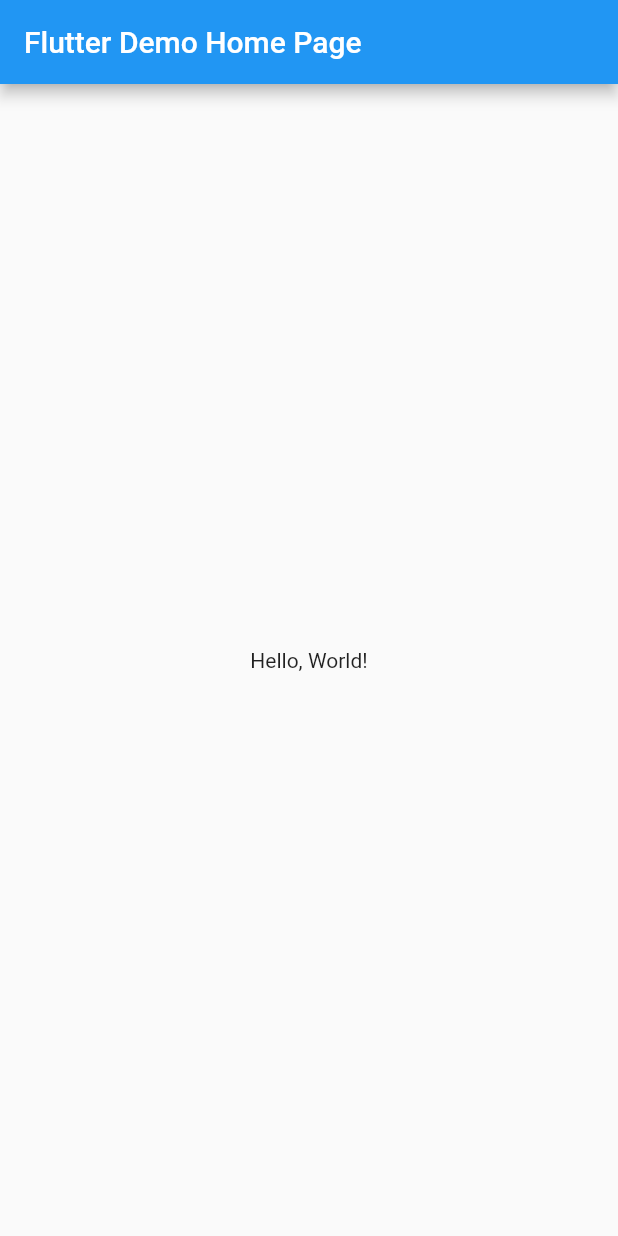
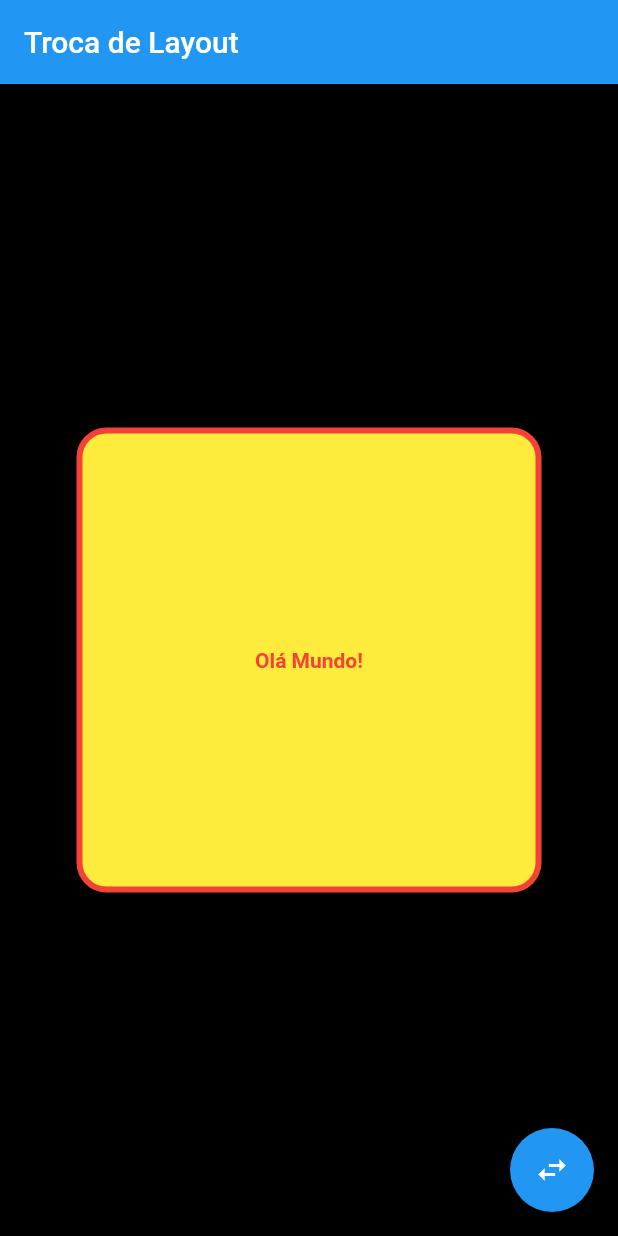
Before and after one commit to jinkijack/flutter-trocaLayout, a Flutter app: the screen it shows after launch, on a phone screen of 412 x 824 dp. Run offline on Flutter 3.47's test engine with Material 2 defaults, Android fonts, the phone set to English and light mode, and no system bars.

Commit message:
feat/TrocaLayout Adicionado toggleLayout

```diff
--- a/lib/main.dart
+++ b/lib/main.dart
@@ -1,42 +1,126 @@
 import 'package:flutter/material.dart';
 
-void main() => runApp(MyApp());
+void main() {
+  runApp(const MyApp());
+}
 
 class MyApp extends StatelessWidget {
   const MyApp({super.key});
-  // This widget is the root of your application.
+
   @override
   Widget build(BuildContext context) {
     return MaterialApp(
-      // Application name
-      title: 'Flutter Hello World',
-      // Application theme data, you can set the colors for the application as
-      // you want
+      debugShowCheckedModeBanner: false,
+      title: 'Flutter Demo',
       theme: ThemeData(
-        primarySwatch: Colors.blue,
+        primarySwatch: Colors.blue, // Cor principal do tema
+        backgroundColor: Colors.black, // Cor de fundo preto
       ),
-      // A widget which will be started on application startup
-      home: MyHomePage(title: 'Flutter Demo Home Page'),
+      home: const HomePage(),
     );
   }
 }
 
-class MyHomePage extends StatelessWidget {
-  final String title;
-  const MyHomePage({super.key, required this.title});
+class HomePage extends StatefulWidget {
+  const HomePage({super.key});
+
+  @override
+  _HomePageState createState() => _HomePageState();
+}
+
+class _HomePageState extends State<HomePage> {
+  bool isLayout1 = true;
+
+  void toggleLayout() {
+    setState(() {
+      isLayout1 = !isLayout1;
+    });
+  }
 
   @override
   Widget build(BuildContext context) {
     return Scaffold(
       appBar: AppBar(
-        // The title text which will be shown on the action bar
-        title: Text(title),
+        title: const Text('Troca de Layout'),
       ),
-      body: Center(
-        child: Text(
-          'Hello, World!',
+      backgroundColor:
+          Colors.black, // Define o plano de fundo do Scaffold como preto
+      body: isLayout1 ? const Layout1() : const Layout2(),
+      floatingActionButton: FloatingActionButton(
+        onPressed: toggleLayout,
+        child: const Icon(Icons.swap_horiz),
+      ),
+    );
+  }
+}
+
+class Layout1 extends StatelessWidget {
+  const Layout1({super.key});
+
+  @override
+  Widget build(BuildContext context) {
+    return Center(
+      child: Container(
+        width: 310,
+        height: 310,
+        decoration: BoxDecoration(
+          color: Colors.yellow,
+          borderRadius: BorderRadius.circular(20.0),
+          border: Border.all(
+            color: Colors.red,
+            width: 4.0,
+          ),
+        ),
+        child: const Center(
+          child: Text(
+            'Olá Mundo!',
+            style: TextStyle(
+              color: Colors.red,
+              fontWeight: FontWeight.bold,
+              decoration: TextDecoration.none,
+            ),
+          ),
         ),
       ),
     );
   }
 }
+
+class Layout2 extends StatelessWidget {
+  const Layout2({super.key});
+
+  @override
+  Widget build(BuildContext context) {
+    return Center(
+      child: Stack(
+        alignment: AlignmentDirectional.center,
+        children: [
+          Container(
+            color: Colors.black,
+            width: 300.0,
+            height: 300.0,
+            alignment: AlignmentDirectional.center,
+          ),
+          Container(
+            color: Colors.red,
+            width: 150.0,
+            height: 150.0,
+            alignment: AlignmentDirectional.center,
+          ),
+          Container(
+            color: Colors.blue,
+            width: 75.0,
+            height: 75.0,
+            alignment: AlignmentDirectional.center,
+          ),
+          Container(
+            color: Colors.yellow,
+            width: 37.0,
+            height: 37.0,
+            alignment: AlignmentDirectional.center,
+          ),
+        ],
+      ),
+    );
+  }
+}
```
